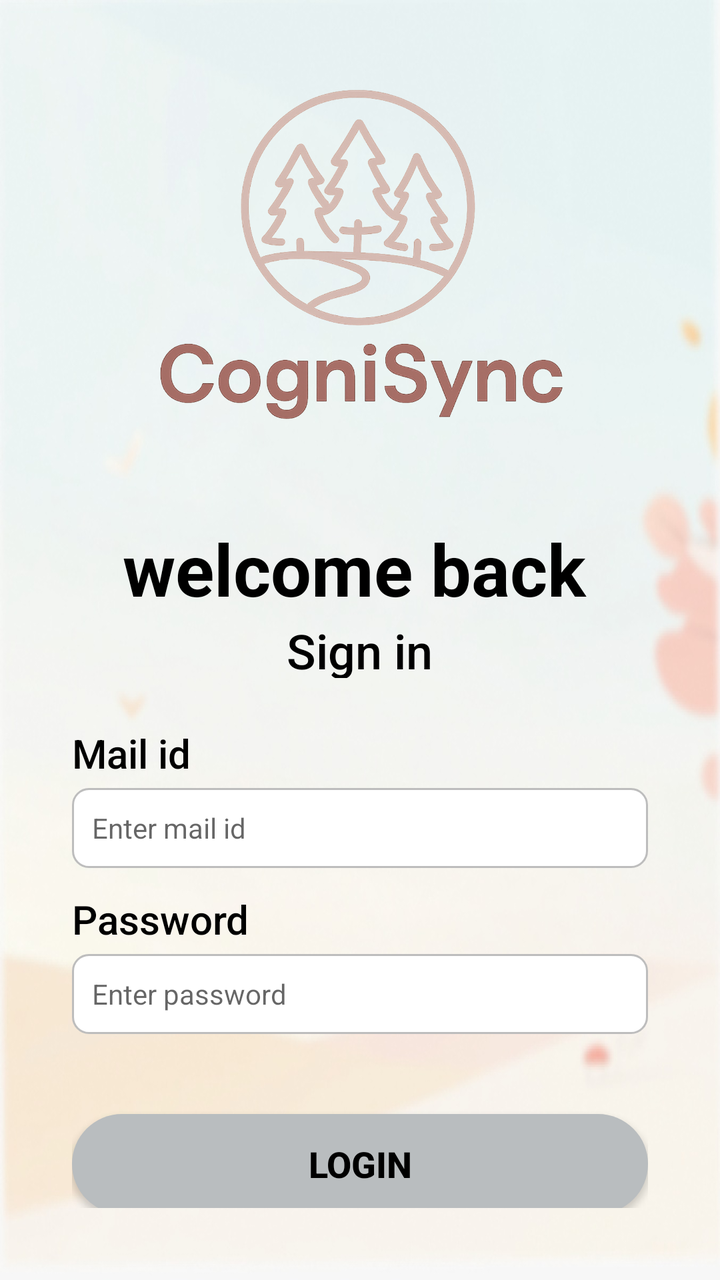
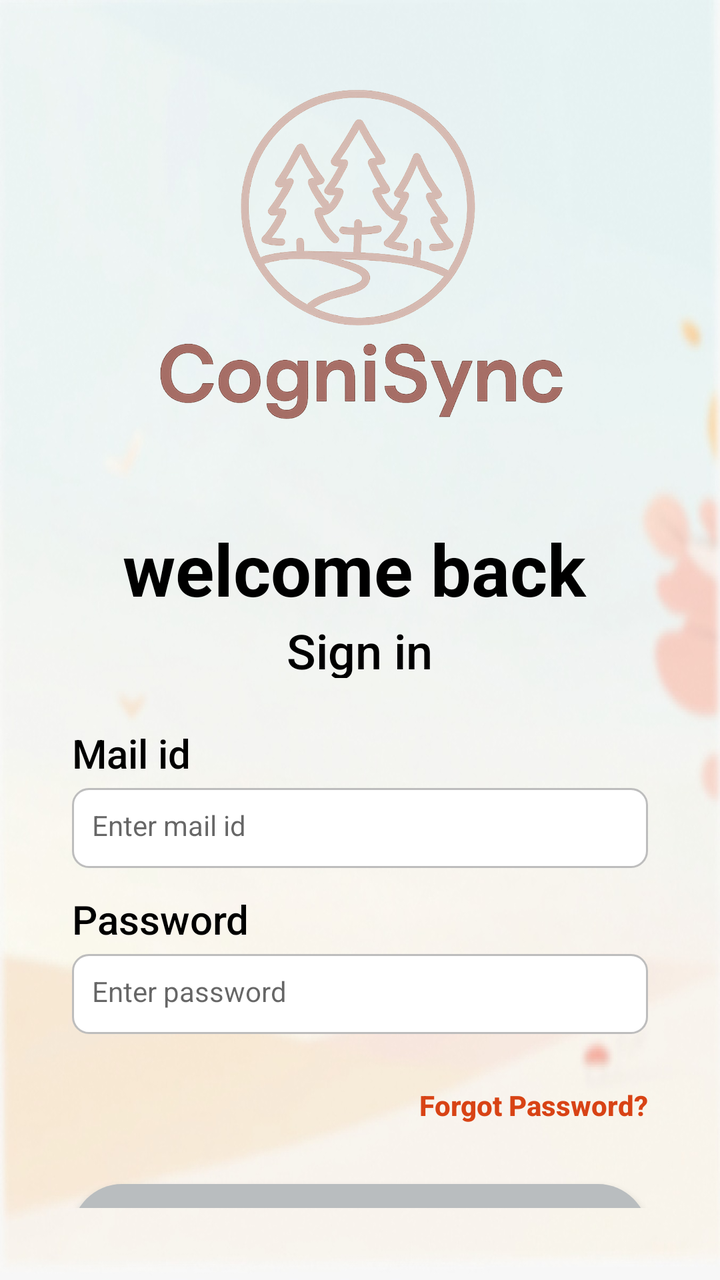

Two renders of the same Android screen: before a commit and after it. Below are the layout's source before the change and the commit's diff.
<!-- AndroidManifest.xml: application theme Theme.CogniSync -->
<!-- res/layout/activity_login.xml -->
<?xml version="1.0" encoding="utf-8"?>
<RelativeLayout xmlns:android="http://schemas.android.com/apk/res/android"
    xmlns:tools="http://schemas.android.com/tools"
    android:layout_width="match_parent"
    android:layout_height="match_parent"
    android:background="@drawable/login_bg"
    android:fitsSystemWindows="true"
    tools:context=".LoginActivity">

    
    <LinearLayout
        android:id="@+id/container"
        android:layout_width="match_parent"
        android:layout_height="wrap_content"
        android:layout_centerInParent="true"
        android:layout_margin="20dp"
        android:background="@drawable/rounded_white_bg"
        android:orientation="vertical"
        android:padding="16dp">

        

        


        

        

        


        <ImageView
            android:id="@+id/logoImage"
            android:layout_width="300dp"
            android:layout_height="200dp"
            android:layout_gravity="center"
            android:contentDescription="@string/logo"
            android:src="@drawable/logo_1" />

        <TextView
            android:id="@+id/welcomeBack"
            android:layout_width="237dp"
            android:layout_height="49dp"
            android:layout_gravity="center"
            android:layout_marginTop="24dp"
            android:fontFamily="sans-serif"
            android:text="welcome back"
            android:textColor="#000000"
            android:textSize="36sp"
            android:textStyle="bold" />

        <TextView
            android:id="@+id/signIn"
            android:layout_width="wrap_content"
            android:layout_height="30dp"
            android:layout_gravity="center"
            android:layout_marginBottom="24dp"
            android:fontFamily="sans-serif-medium"

            android:text="Sign in"
            android:textColor="#000000"
            android:textSize="24sp" />

        <TextView
            android:id="@+id/mailLabel"
            android:layout_width="wrap_content"
            android:layout_height="wrap_content"
            android:layout_marginBottom="4dp"
            android:text="Mail id"
            android:textSize="20dp"
            android:textColor="#000000"
            android:fontFamily="sans-serif-medium" />

        <EditText
            android:id="@+id/mailInput"
            android:layout_width="match_parent"
            android:layout_height="40dp"
            android:background="@drawable/edittext_bg"
            android:hint="Enter mail id"
            android:inputType="textEmailAddress"
            android:paddingStart="10dp"
            android:paddingEnd="10dp"
            android:textColor="#000000"
            android:textSize="14sp"
            android:fontFamily="sans-serif" />

        
        <TextView
            android:id="@+id/passwordLabel"
            android:layout_width="wrap_content"
            android:layout_height="wrap_content"
            android:layout_marginTop="12dp"
            android:layout_marginBottom="4dp"
            android:text="Password"
            android:textSize="20dp"
            android:textColor="#000000"
            android:fontFamily="sans-serif-medium"  />

        

        <EditText
            android:id="@+id/passwordInput"
            android:layout_width="match_parent"
            android:layout_height="40dp"
            android:layout_marginBottom="20sp"
            android:background="@drawable/edittext_bg"
            android:fontFamily="sans-serif"
            android:hint="Enter password"
            android:inputType="textPassword"
            android:paddingStart="10dp"
            android:paddingEnd="10dp"
            android:textColor="#000000"
            android:textSize="14sp" />


        
        <androidx.appcompat.widget.AppCompatButton
            android:id="@+id/btnLogin"
            android:layout_width="match_parent"
            android:layout_height="50dp"
            android:layout_marginTop="20dp"
            android:layout_marginBottom="20dp"
            android:background="@drawable/btn_bg"
            android:backgroundTint="@null"
            android:fontFamily="sans-serif-medium"
            android:text="@string/login"
            android:textColor="@android:color/black"
            android:textSize="18sp"
            android:textStyle="bold" />

        <LinearLayout
            android:layout_width="match_parent"
            android:layout_height="wrap_content"
            android:gravity="center"
            android:orientation="horizontal">

            <TextView
                android:id="@+id/noAccountText"
                android:layout_width="wrap_content"
                android:layout_height="wrap_content"
                android:text="Don't have account ?"
                android:textSize="14sp"
                android:fontFamily="sans-serif-light" />

            <TextView
                android:id="@+id/signupText"
                android:layout_width="wrap_content"
                android:layout_height="wrap_content"
                android:text=" signup"
                android:textColor="#D84315"
                android:textSize="14sp"
                android:textStyle="bold"
                android:fontFamily="sans-serif-medium" />
        </LinearLayout>

    </LinearLayout>

</RelativeLayout>
<!-- resources referenced by this layout -->
<resources>
  <!-- drawable btn_bg (drawable) -->
  <shape xmlns:android="http://schemas.android.com/apk/res/android"
      android:shape="rectangle">
      <solid android:color="#B9BDBF"/>
      <corners android:radius="35dp"/>
  </shape>
  <!-- drawable edittext_bg (drawable) -->
  <?xml version="1.0" encoding="utf-8"?>
  <selector xmlns:android="http://schemas.android.com/apk/res/android">
  
      
      <item android:state_pressed="true">
          <shape android:shape="rectangle">
              <solid android:color="#FFFFFF" />
              <corners android:radius="8dp"/>
              <stroke android:width="2dp" android:color="#8AB4F8" /> 
          </shape>
      </item>
  
      
      <item android:state_focused="true">
          <shape android:shape="rectangle">
              <solid android:color="#FFFFFF"/>
              <corners android:radius="8dp"/>
              <stroke android:width="2dp" android:color="#8AB4F8"/>
          </shape>
      </item>
  
      
      <item>
          <shape android:shape="rectangle">
              <solid android:color="#FFFFFF"/>
              <corners android:radius="8dp"/>
              <stroke android:width="1dp" android:color="#BDBDBD"/>
          </shape>
      </item>
  
  </selector>
  <!-- drawable login_bg: png bitmap (drawable, 68655 bytes) -->
  <!-- drawable logo_1: png bitmap (drawable, 403274 bytes) -->
  <!-- drawable rounded_white_bg (drawable) -->
  <?xml version="1.0" encoding="utf-8"?>
  <selector xmlns:android="http://schemas.android.com/apk/res/android">
  
  </selector>
  <string name="login">Login</string>
  <string name="logo">LOGO</string>
  <style name="Theme.CogniSync" parent="Theme.MaterialComponents.DayNight.NoActionBar">
  
  
  
          
          <item name="android:statusBarColor">@android:color/white</item>
          <item name="android:windowLightStatusBar">true</item>
  
      </style>
</resources>

<!-- the commit's change to res/layout/activity_login.xml (unified diff, before → after) -->
@@ -113,6 +113,20 @@
             android:textColor="#000000"
             android:textSize="14sp" />
 
+        <TextView
+            android:id="@+id/forgotPasswordText"
+            android:layout_width="wrap_content"
+            android:layout_height="wrap_content"
+            android:layout_marginTop="6dp"
+            android:layout_marginBottom="10dp"
+            android:text="Forgot Password?"
+            android:textColor="#D84315"
+            android:textSize="14sp"
+            android:textStyle="bold"
+            android:fontFamily="sans-serif-medium"
+            android:layout_gravity="end"/>
+
+
 
         
         <androidx.appcompat.widget.AppCompatButton
<!-- resource entries referenced after the edit -->
@@ -13,9 +13,14 @@
       
       <item android:state_pressed="true">
           <shape android:shape="rectangle">
-              <solid android:color="#FFFFFF" />
+              <solid android:color="#FFFFFF"/>
               <corners android:radius="8dp"/>
-              <stroke android:width="2dp" android:color="#8AB4F8" /> 
+              <stroke android:width="2dp" android:color="#8AB4F8"/>
+              <padding
+                  android:left="12dp"
+                  android:top="12dp"
+                  android:right="12dp"
+                  android:bottom="12dp"/>
           </shape>
       </item>
   
@@ -25,6 +30,11 @@
               <solid android:color="#FFFFFF"/>
               <corners android:radius="8dp"/>
               <stroke android:width="2dp" android:color="#8AB4F8"/>
+              <padding
+                  android:left="12dp"
+                  android:top="12dp"
+                  android:right="12dp"
+                  android:bottom="12dp"/>
           </shape>
       </item>
   
@@ -34,6 +44,11 @@
               <solid android:color="#FFFFFF"/>
               <corners android:radius="8dp"/>
               <stroke android:width="1dp" android:color="#BDBDBD"/>
+              <padding
+                  android:left="12dp"
+                  android:top="12dp"
+                  android:right="12dp"
+                  android:bottom="12dp"/>
           </shape>
       </item>
   
